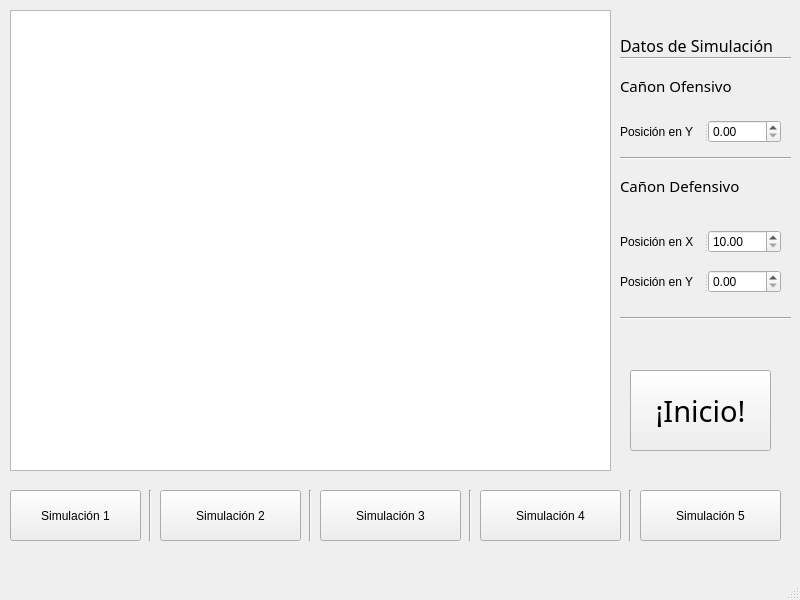
Qt form Simulador/mainwindow.ui (OscarG356/Parcial_III) before a commit.
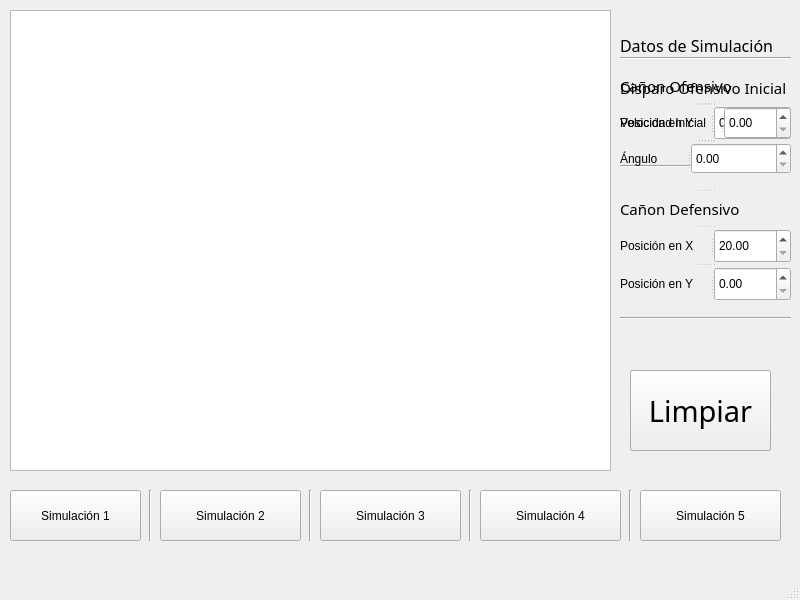
The same form after that commit.

```diff
--- a/Simulador/mainwindow.ui
+++ b/Simulador/mainwindow.ui
@@ -43,44 +43,6 @@
      <string>Datos de Simulación</string>
     </property>
    </widget>
-   <widget class="QLabel" name="label_2">
-    <property name="geometry">
-     <rect>
-      <x>620</x>
-      <y>70</y>
-      <width>171</width>
-      <height>31</height>
-     </rect>
-    </property>
-    <property name="font">
-     <font>
-      <family>MV Boli</family>
-      <pointsize>11</pointsize>
-     </font>
-    </property>
-    <property name="text">
-     <string>Cañon Ofensivo</string>
-    </property>
-   </widget>
-   <widget class="QLabel" name="label_3">
-    <property name="geometry">
-     <rect>
-      <x>620</x>
-      <y>170</y>
-      <width>171</width>
-      <height>31</height>
-     </rect>
-    </property>
-    <property name="font">
-     <font>
-      <family>MV Boli</family>
-      <pointsize>11</pointsize>
-     </font>
-    </property>
-    <property name="text">
-     <string>Cañon Defensivo</string>
-    </property>
-   </widget>
    <widget class="QPushButton" name="pushButton">
     <property name="geometry">
      <rect>
@@ -146,81 +108,6 @@
      <string>Simulación 5</string>
     </property>
    </widget>
-   <widget class="QSplitter" name="splitter_2">
-    <property name="geometry">
-     <rect>
-      <x>620</x>
-      <y>120</y>
-      <width>161</width>
-      <height>23</height>
-     </rect>
-    </property>
-    <property name="orientation">
-     <enum>Qt::Horizontal</enum>
-    </property>
-    <widget class="QLabel" name="label_5">
-     <property name="text">
-      <string>Posición en Y</string>
-     </property>
-    </widget>
-    <widget class="QDoubleSpinBox" name="PYO">
-     <property name="maximum">
-      <double>450.000000000000000</double>
-     </property>
-    </widget>
-   </widget>
-   <widget class="QSplitter" name="splitter_3">
-    <property name="geometry">
-     <rect>
-      <x>620</x>
-      <y>230</y>
-      <width>161</width>
-      <height>23</height>
-     </rect>
-    </property>
-    <property name="orientation">
-     <enum>Qt::Horizontal</enum>
-    </property>
-    <widget class="QLabel" name="label_6">
-     <property name="text">
-      <string>Posición en X</string>
-     </property>
-    </widget>
-    <widget class="QDoubleSpinBox" name="PXD">
-     <property name="minimum">
-      <double>10.000000000000000</double>
-     </property>
-     <property name="maximum">
-      <double>590.000000000000000</double>
-     </property>
-    </widget>
-   </widget>
-   <widget class="QSplitter" name="splitter_4">
-    <property name="geometry">
-     <rect>
-      <x>620</x>
-      <y>270</y>
-      <width>161</width>
-      <height>23</height>
-     </rect>
-    </property>
-    <property name="orientation">
-     <enum>Qt::Horizontal</enum>
-    </property>
-    <widget class="QLabel" name="label_7">
-     <property name="text">
-      <string>Posición en Y</string>
-     </property>
-    </widget>
-    <widget class="QDoubleSpinBox" name="PYD">
-     <property name="maximum">
-      <double>450.000000000000000</double>
-     </property>
-     <property name="value">
-      <double>0.000000000000000</double>
-     </property>
-    </widget>
-   </widget>
    <widget class="QPushButton" name="pushButton_6">
     <property name="geometry">
      <rect>
@@ -305,19 +192,6 @@
      <enum>Qt::Vertical</enum>
     </property>
    </widget>
-   <widget class="Line" name="line_6">
-    <property name="geometry">
-     <rect>
-      <x>620</x>
-      <y>150</y>
-      <width>171</width>
-      <height>16</height>
-     </rect>
-    </property>
-    <property name="orientation">
-     <enum>Qt::Horizontal</enum>
-    </property>
-   </widget>
    <widget class="Line" name="line_7">
     <property name="geometry">
      <rect>
@@ -331,6 +205,162 @@
      <enum>Qt::Horizontal</enum>
     </property>
    </widget>
+   <widget class="QSplitter" name="splitter">
+    <property name="geometry">
+     <rect>
+      <x>620</x>
+      <y>70</y>
+      <width>171</width>
+      <height>231</height>
+     </rect>
+    </property>
+    <property name="orientation">
+     <enum>Qt::Vertical</enum>
+    </property>
+    <widget class="QLabel" name="label_2">
+     <property name="font">
+      <font>
+       <family>MV Boli</family>
+       <pointsize>11</pointsize>
+      </font>
+     </property>
+     <property name="text">
+      <string>Cañon Ofensivo</string>
+     </property>
+    </widget>
+    <widget class="QSplitter" name="splitter_2">
+     <property name="orientation">
+      <enum>Qt::Horizontal</enum>
+     </property>
+     <widget class="QLabel" name="label_5">
+      <property name="text">
+       <string>Posición en Y</string>
+      </property>
+     </widget>
+     <widget class="QDoubleSpinBox" name="PYO">
+      <property name="maximum">
+       <double>450.000000000000000</double>
+      </property>
+     </widget>
+    </widget>
+    <widget class="Line" name="line_6">
+     <property name="orientation">
+      <enum>Qt::Horizontal</enum>
+     </property>
+    </widget>
+    <widget class="QLabel" name="label_3">
+     <property name="font">
+      <font>
+       <family>MV Boli</family>
+       <pointsize>11</pointsize>
+      </font>
+     </property>
+     <property name="text">
+      <string>Cañon Defensivo</string>
+     </property>
+    </widget>
+    <widget class="QSplitter" name="splitter_3">
+     <property name="orientation">
+      <enum>Qt::Horizontal</enum>
+     </property>
+     <widget class="QLabel" name="label_6">
+      <property name="text">
+       <string>Posición en X</string>
+      </property>
+     </widget>
+     <widget class="QDoubleSpinBox" name="PXD">
+      <property name="minimum">
+       <double>20.000000000000000</double>
+      </property>
+      <property name="maximum">
+       <double>590.000000000000000</double>
+      </property>
+     </widget>
+    </widget>
+    <widget class="QSplitter" name="splitter_4">
+     <property name="orientation">
+      <enum>Qt::Horizontal</enum>
+     </property>
+     <widget class="QLabel" name="label_7">
+      <property name="text">
+       <string>Posición en Y</string>
+      </property>
+     </widget>
+     <widget class="QDoubleSpinBox" name="PYD">
+      <property name="maximum">
+       <double>450.000000000000000</double>
+      </property>
+      <property name="value">
+       <double>0.000000000000000</double>
+      </property>
+     </widget>
+    </widget>
+   </widget>
+   <widget class="QSplitter" name="splitter_7">
+    <property name="geometry">
+     <rect>
+      <x>620</x>
+      <y>73</y>
+      <width>171</width>
+      <height>101</height>
+     </rect>
+    </property>
+    <property name="orientation">
+     <enum>Qt::Vertical</enum>
+    </property>
+    <widget class="QLabel" name="label_9">
+     <property name="font">
+      <font>
+       <family>MV Boli</family>
+       <pointsize>11</pointsize>
+      </font>
+     </property>
+     <property name="text">
+      <string>Disparo Ofensivo Inicial</string>
+     </property>
+    </widget>
+    <widget class="QSplitter" name="splitter_5">
+     <property name="orientation">
+      <enum>Qt::Horizontal</enum>
+     </property>
+     <widget class="QLabel" name="label_4">
+      <property name="text">
+       <string>Velocidad Inicial</string>
+      </property>
+     </widget>
+     <widget class="QDoubleSpinBox" name="doubleSpinBox"/>
+    </widget>
+    <widget class="QSplitter" name="splitter_6">
+     <property name="orientation">
+      <enum>Qt::Horizontal</enum>
+     </property>
+     <widget class="QLabel" name="label_8">
+      <property name="text">
+       <string>Ángulo</string>
+      </property>
+     </widget>
+     <widget class="QDoubleSpinBox" name="doubleSpinBox_2"/>
+    </widget>
+   </widget>
+   <widget class="QPushButton" name="pushButton_7">
+    <property name="geometry">
+     <rect>
+      <x>630</x>
+      <y>370</y>
+      <width>141</width>
+      <height>81</height>
+     </rect>
+    </property>
+    <property name="font">
+     <font>
+      <family>Castellar</family>
+      <pointsize>22</pointsize>
+     </font>
+    </property>
+    <property name="text">
+     <string>Limpiar</string>
+    </property>
+   </widget>
   </widget>
   <widget class="QMenuBar" name="menubar">
    <property name="geometry">
```
